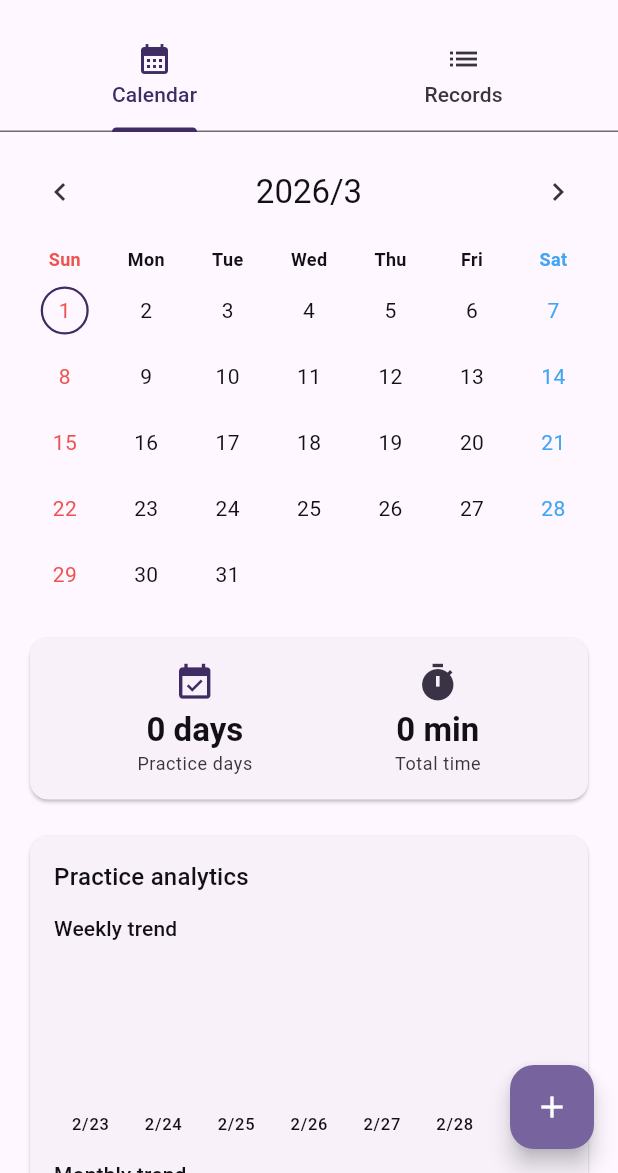
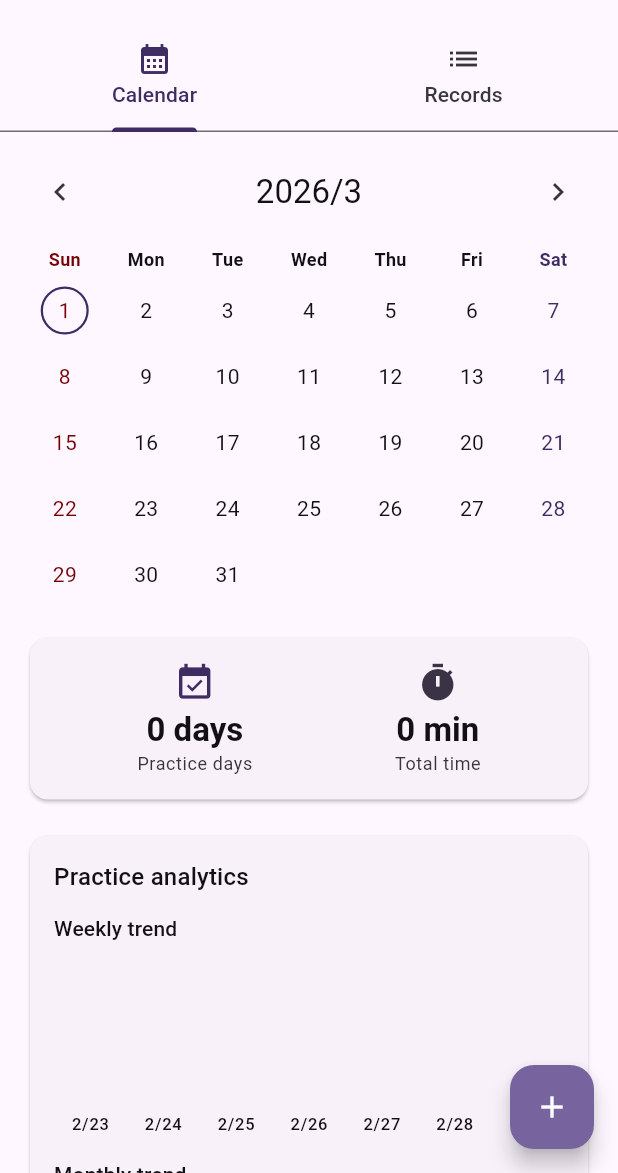
Before and after one commit to str-y/music-life, a Flutter app: the PracticeLogScreen screen opened by its route, on a phone screen of 412 x 824 dp, the part 63-1236 px from its top. Run offline on Flutter 3.47's test engine with Material 3 defaults, Android fonts, the phone set to English and light mode, and no system bars; our stand-ins replace audio_service, drift, flutter_riverpod, go_router, google_mobile_ads, in_app_review and 7 more; missing offline and left inert: dart:ffi, file_selector, record; accounts and stored records are empty; generated files the repository leaves out were written again; network calls fail; statements that could not run were skipped.

Commit message:
refactor: use semantic color scheme tokens in themed UI
Co-authored-by: str-y <115670820+str-y@users.noreply.github.com>

```diff
--- a/lib/screens/library/recordings_tab.dart
+++ b/lib/screens/library/recordings_tab.dart
@@ -50,10 +50,11 @@ class _RecordingsTabState extends ConsumerState<RecordingsTab> {
     final playback = ref.watch(recordingPlaybackProvider);
     final playbackNotifier = ref.read(recordingPlaybackProvider.notifier);
     if (_sorted.isEmpty) {
+      final colorScheme = Theme.of(context).colorScheme;
       return Center(
         child: Text(
           AppLocalizations.of(context)!.noRecordings,
-          style: const TextStyle(color: Colors.grey),
+          style: TextStyle(color: colorScheme.onSurfaceVariant),
         ),
       );
     }
--- a/lib/screens/practice_log_screen.dart
+++ b/lib/screens/practice_log_screen.dart
@@ -681,9 +681,9 @@ class _CalendarGrid extends StatelessWidget {
                       fontWeight: FontWeight.w600,
                       fontSize: 12,
                       color: index == 0
-                          ? Colors.red.shade400
+                          ? cs.error
                           : index == 6
-                              ? Colors.blue.shade400
+                              ? cs.primary
                               : cs.onSurface,
                     ),
                   ),
@@ -741,9 +741,9 @@ class _DayCell extends StatelessWidget {
     final l10n = AppLocalizations.of(context)!;
 
     final textColor = isSunday
-        ? Colors.red.shade400
+        ? cs.error
         : isSaturday
-            ? Colors.blue.shade400
+            ? cs.primary
             : cs.onSurface;
 
     final parts = <String>['$day'];
```
Also changed, not shown: lib/screens/library/log_tab.dart (+4 -4 lines), lib/screens/library_screen.dart (+8 -2 lines), lib/screens/tuner_screen.dart (+9 -8 lines), 1 other file.
